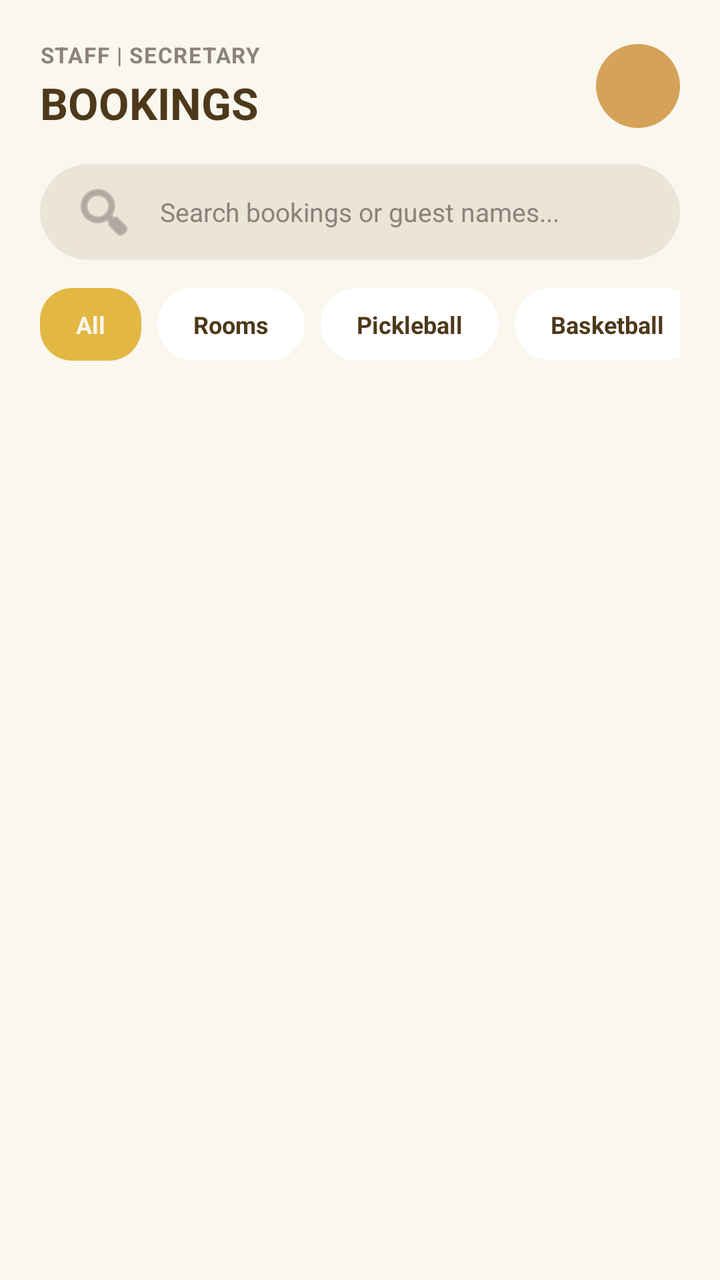
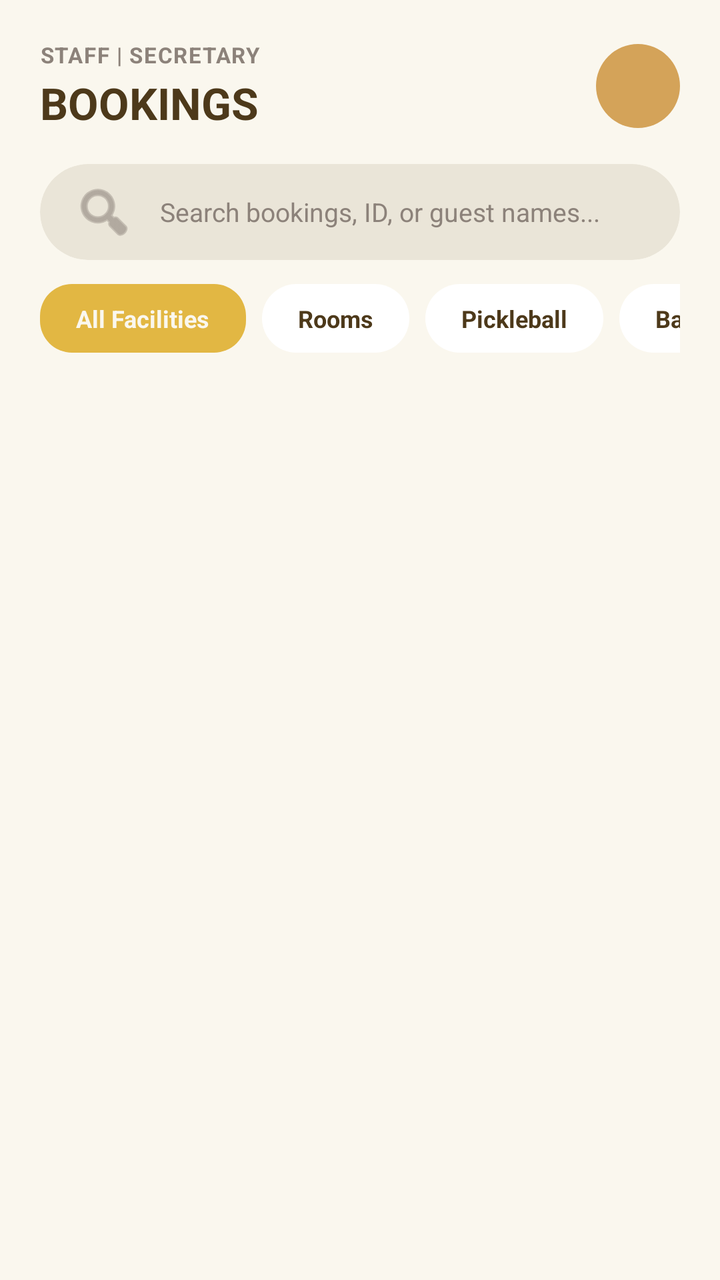

Screens rendered from an Android XML layout before and after an edit, with the pre-edit source and the edit as a unified diff.
<!-- AndroidManifest.xml: application theme Theme.CasaVista -->
<!-- res/layout/fragment_admin_bookings.xml -->
﻿<?xml version="1.0" encoding="utf-8"?>
<LinearLayout xmlns:android="http://schemas.android.com/apk/res/android"
    xmlns:app="http://schemas.android.com/apk/res-auto"
    android:layout_width="match_parent"
    android:layout_height="match_parent"
    android:background="@color/bg_main"
    android:orientation="vertical"
    android:padding="20dp">

    
    <RelativeLayout
        android:layout_width="match_parent"
        android:layout_height="wrap_content"
        android:layout_marginBottom="16dp">

        <LinearLayout
            android:layout_width="wrap_content"
            android:layout_height="wrap_content"
            android:layout_alignParentStart="true"
            android:layout_centerVertical="true"
            android:orientation="vertical">

            <TextView
                android:layout_width="wrap_content"
                android:layout_height="wrap_content"
                android:letterSpacing="0.05"
                android:text="STAFF | SECRETARY"
                android:textColor="@color/text_secondary"
                android:textSize="11sp"
                android:textStyle="bold" />

            <TextView
                android:layout_width="wrap_content"
                android:layout_height="wrap_content"
                android:layout_marginTop="2dp"
                android:text="BOOKINGS"
                android:textColor="@color/text_primary"
                android:textSize="22sp"
                android:textStyle="bold" />
        </LinearLayout>

        
        <FrameLayout
            android:id="@+id/cardAdminBookingsAvatar"
            android:layout_width="42dp"
            android:layout_height="42dp"
            android:layout_alignParentEnd="true"
            android:layout_centerVertical="true"
            android:clickable="true"
            android:focusable="true">

            <TextView
                android:id="@+id/tvHeaderInitials"
                android:layout_width="match_parent"
                android:layout_height="match_parent"
                android:background="@drawable/bg_avatar_circle"
                android:gravity="center"
                android:textColor="@color/avatar_text"
                android:textSize="14sp"
                android:textStyle="bold" />

            <com.google.android.material.imageview.ShapeableImageView
                android:id="@+id/imgHeaderAvatar"
                android:layout_width="match_parent"
                android:layout_height="match_parent"
                android:scaleType="centerCrop"
                android:visibility="gone"
                app:shapeAppearanceOverlay="@style/CircleImageView"
                app:strokeColor="@color/accent_gold"
                app:strokeWidth="1.5dp" />
        </FrameLayout>
    </RelativeLayout>

    
    <com.google.android.material.card.MaterialCardView
        android:layout_width="match_parent"
        android:layout_height="48dp"
        android:layout_marginBottom="14dp"
        app:cardBackgroundColor="@color/bg_input"
        app:cardCornerRadius="24dp"
        app:cardElevation="0dp"
        app:strokeWidth="0dp">

        <EditText
            android:id="@+id/etSearchBookings"
            android:layout_width="match_parent"
            android:layout_height="match_parent"
            android:background="@null"
            android:drawableStart="@android:drawable/ic_menu_search"
            android:drawablePadding="12dp"
            android:drawableTint="@color/text_secondary"
            android:hint="Search bookings or guest names..."
            android:imeOptions="actionSearch"
            android:inputType="text"
            android:paddingHorizontal="16dp"
            android:textColor="@color/text_primary"
            android:textColorHint="@color/text_secondary"
            android:textSize="13sp" />
    </com.google.android.material.card.MaterialCardView>

    
    <HorizontalScrollView
        android:layout_width="match_parent"
        android:layout_height="wrap_content"
        android:layout_marginBottom="12dp"
        android:overScrollMode="never"
        android:scrollbars="none">

        <LinearLayout
            android:layout_width="wrap_content"
            android:layout_height="wrap_content"
            android:orientation="horizontal">

            <TextView
                android:id="@+id/filterAll"
                android:layout_width="wrap_content"
                android:layout_height="wrap_content"
                android:layout_marginEnd="8dp"
                android:background="@drawable/bg_btn_pos"
                android:clickable="true"
                android:focusable="true"
                android:paddingHorizontal="18dp"
                android:paddingVertical="10dp"
                android:text="All"
                android:textColor="@color/bg_main"
                android:textSize="12sp"
                android:textStyle="bold"/>

            <TextView
                android:id="@+id/filterRooms"
                android:layout_width="wrap_content"
                android:layout_height="wrap_content"
                android:layout_marginEnd="8dp"
                app:cornerRadius="19dp"
                android:background="@drawable/bg_white"
                android:backgroundTint="@color/bg_card"
                android:clickable="true"
                android:focusable="true"
                android:paddingHorizontal="18dp"
                android:textStyle="bold"
                android:paddingVertical="10dp"
                android:text="Rooms"
                android:textColor="@color/text_primary"
                android:textSize="12sp" />

            <TextView
                android:id="@+id/filterPickleball"
                android:layout_width="wrap_content"
                android:layout_height="wrap_content"
                android:layout_marginEnd="8dp"
                android:background="@drawable/bg_white"
                android:backgroundTint="@color/bg_card"
                android:clickable="true"
                android:focusable="true"
                android:paddingHorizontal="18dp"
                android:paddingVertical="10dp"
                android:textStyle="bold"
                android:text="Pickleball"
                android:textColor="@color/text_primary"
                android:textSize="12sp" />

            <TextView
                android:id="@+id/filterBasketball"
                android:layout_width="wrap_content"
                android:layout_height="wrap_content"
                android:background="@drawable/bg_white"
                android:backgroundTint="@color/bg_card"
                android:clickable="true"
                android:focusable="true"
                android:paddingHorizontal="18dp"
                android:paddingVertical="10dp"
                android:text="Basketball"
                android:textStyle="bold"
                android:textColor="@color/text_primary"
                android:textSize="12sp" />
        </LinearLayout>
    </HorizontalScrollView>

    
    <androidx.recyclerview.widget.RecyclerView
        android:id="@+id/rvAdminBookings"
        android:layout_width="match_parent"
        android:layout_height="0dp"
        android:layout_weight="1"
        android:clipToPadding="false"
        android:paddingBottom="16dp"
        android:scrollbars="vertical" />

</LinearLayout>
<!-- resources referenced by this layout -->
<resources>
  <color name="accent_gold">#E2B743</color>
  <color name="avatar_text">#FAF7EE</color>
  <color name="bg_card">#FFFFFF</color>
  <color name="bg_input">#EAE5D8</color>
  <color name="bg_main">#FAF7EE</color>
  <color name="text_primary">#4D391A</color>
  <color name="text_secondary">#8C827A</color>
  <!-- drawable bg_avatar_circle (drawable) -->
  <?xml version="1.0" encoding="utf-8"?>
  <shape xmlns:android="http://schemas.android.com/apk/res/android"
      android:shape="oval">
      <solid android:color="#D4A359" />
  </shape>
  <!-- drawable bg_btn_pos (drawable) -->
  <?xml version="1.0" encoding="utf-8"?>
  <shape xmlns:android="http://schemas.android.com/apk/res/android">
      <solid android:color="@color/accent_gold" />
      <corners android:radius="16dp" />
  </shape>
  <!-- drawable bg_white (drawable) -->
  <?xml version="1.0" encoding="utf-8"?>
  <shape xmlns:android="http://schemas.android.com/apk/res/android"
      android:shape="rectangle">
      <solid android:color="#FFFF" />
      <corners android:radius="20dp" />
  </shape>
  <style name="CircleImageView">
          <item name="cornerSize">50%</item>
      </style>
  <style name="Theme.CasaVista" parent="Theme.MaterialComponents.Light.NoActionBar">
          <item name="colorPrimary">@color/button_bg</item>
          <item name="colorPrimaryVariant">@color/primary_dark</item>
          <item name="colorOnPrimary">#FFFFFF</item>
          <item name="android:windowBackground">@color/bg_primary</item>
          <item name="android:statusBarColor">@color/resort_bg</item>
          <item name="android:windowLightStatusBar">true</item>
          <item name="materialButtonStyle">@style/Widget.MaterialComponents.Button.UnelevatedButton</item>
          <item name="materialAlertDialogTheme">@style/MaterialAlertDialogTheme</item>
          <item name="alertDialogTheme">@style/MaterialAlertDialogTheme</item>
      </style>
  <color name="button_bg">#4A3718</color>
  <color name="primary_dark">#4A3718</color>
  <color name="bg_primary">#FAF7EE</color>
  <color name="resort_bg">#FAF7EE</color>
  <style name="MaterialAlertDialogTheme" parent="ThemeOverlay.MaterialComponents.MaterialAlertDialog">
          <item name="shapeAppearanceOverlay">@style/ShapeAppearance.Material3.Corner.Medium</item>
          <item name="colorSurface">@color/card_bg</item>
          <item name="android:background">@color/card_bg</item>
          <item name="colorOnSurface">@color/text_primary</item>
          <item name="colorPrimary">@color/accent_gold</item>
          <item name="colorAccent">@color/accent_gold</item>
      </style>
  <color name="card_bg">#FFFFFF</color>
</resources>

<!-- the commit's change to res/layout/fragment_admin_bookings.xml (unified diff, before → after) -->
@@ -75,7 +75,7 @@
     <com.google.android.material.card.MaterialCardView
         android:layout_width="match_parent"
         android:layout_height="48dp"
-        android:layout_marginBottom="14dp"
+        android:layout_marginBottom="12dp"
         app:cardBackgroundColor="@color/bg_input"
         app:cardCornerRadius="24dp"
         app:cardElevation="0dp"
@@ -89,7 +89,7 @@
             android:drawableStart="@android:drawable/ic_menu_search"
             android:drawablePadding="12dp"
             android:drawableTint="@color/text_secondary"
-            android:hint="Search bookings or guest names..."
+            android:hint="Search bookings, ID, or guest names..."
             android:imeOptions="actionSearch"
             android:inputType="text"
             android:paddingHorizontal="16dp"
@@ -102,7 +102,7 @@
     <HorizontalScrollView
         android:layout_width="match_parent"
         android:layout_height="wrap_content"
-        android:layout_marginBottom="12dp"
+        android:layout_marginBottom="8dp"
         android:overScrollMode="never"
         android:scrollbars="none">
 
@@ -120,28 +120,27 @@
                 android:clickable="true"
                 android:focusable="true"
                 android:paddingHorizontal="18dp"
-                android:paddingVertical="10dp"
-                android:text="All"
+                android:paddingVertical="9dp"
+                android:text="All Facilities"
                 android:textColor="@color/bg_main"
                 android:textSize="12sp"
-                android:textStyle="bold"/>
+                android:textStyle="bold" />
 
             <TextView
                 android:id="@+id/filterRooms"
                 android:layout_width="wrap_content"
                 android:layout_height="wrap_content"
                 android:layout_marginEnd="8dp"
-                app:cornerRadius="19dp"
                 android:background="@drawable/bg_white"
                 android:backgroundTint="@color/bg_card"
                 android:clickable="true"
                 android:focusable="true"
                 android:paddingHorizontal="18dp"
-                android:textStyle="bold"
-                android:paddingVertical="10dp"
+                android:paddingVertical="9dp"
                 android:text="Rooms"
                 android:textColor="@color/text_primary"
-                android:textSize="12sp" />
+                android:textSize="12sp"
+                android:textStyle="bold" />
 
             <TextView
                 android:id="@+id/filterPickleball"
@@ -153,11 +152,11 @@
                 android:clickable="true"
                 android:focusable="true"
                 android:paddingHorizontal="18dp"
-                android:paddingVertical="10dp"
-                android:textStyle="bold"
+                android:paddingVertical="9dp"
                 android:text="Pickleball"
                 android:textColor="@color/text_primary"
-                android:textSize="12sp" />
+                android:textSize="12sp"
+                android:textStyle="bold" />
 
             <TextView
                 android:id="@+id/filterBasketball"
@@ -168,11 +167,11 @@
                 android:clickable="true"
                 android:focusable="true"
                 android:paddingHorizontal="18dp"
-                android:paddingVertical="10dp"
+                android:paddingVertical="9dp"
                 android:text="Basketball"
-                android:textStyle="bold"
                 android:textColor="@color/text_primary"
-                android:textSize="12sp" />
+                android:textSize="12sp"
+                android:textStyle="bold" />
         </LinearLayout>
     </HorizontalScrollView>
 
